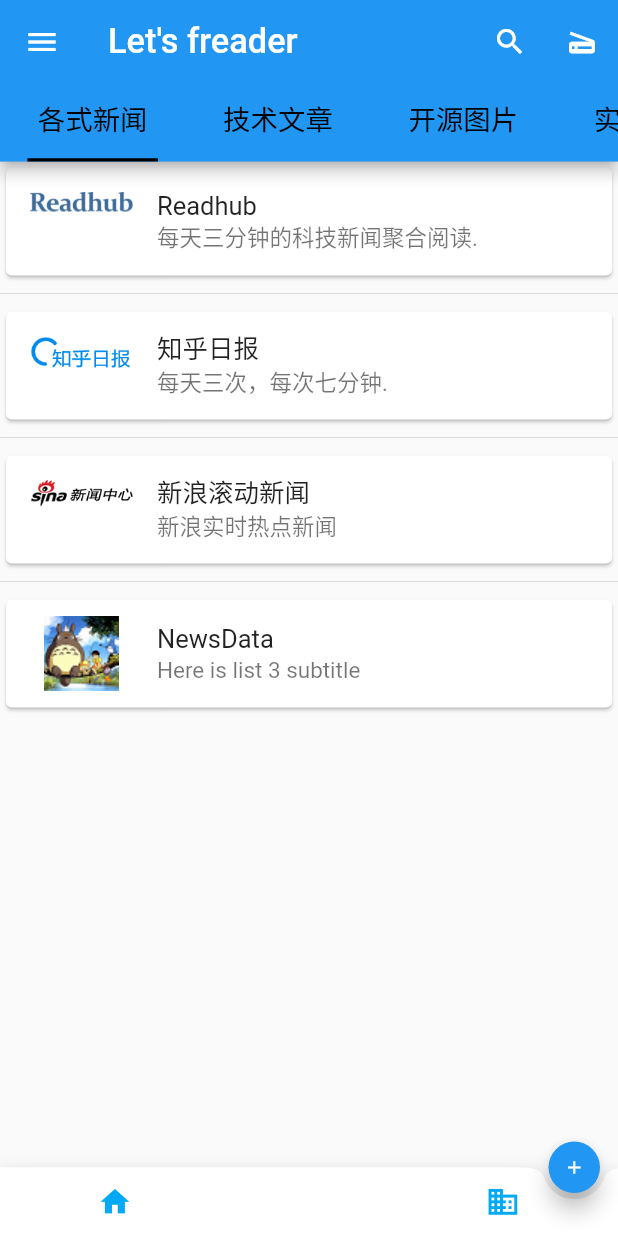
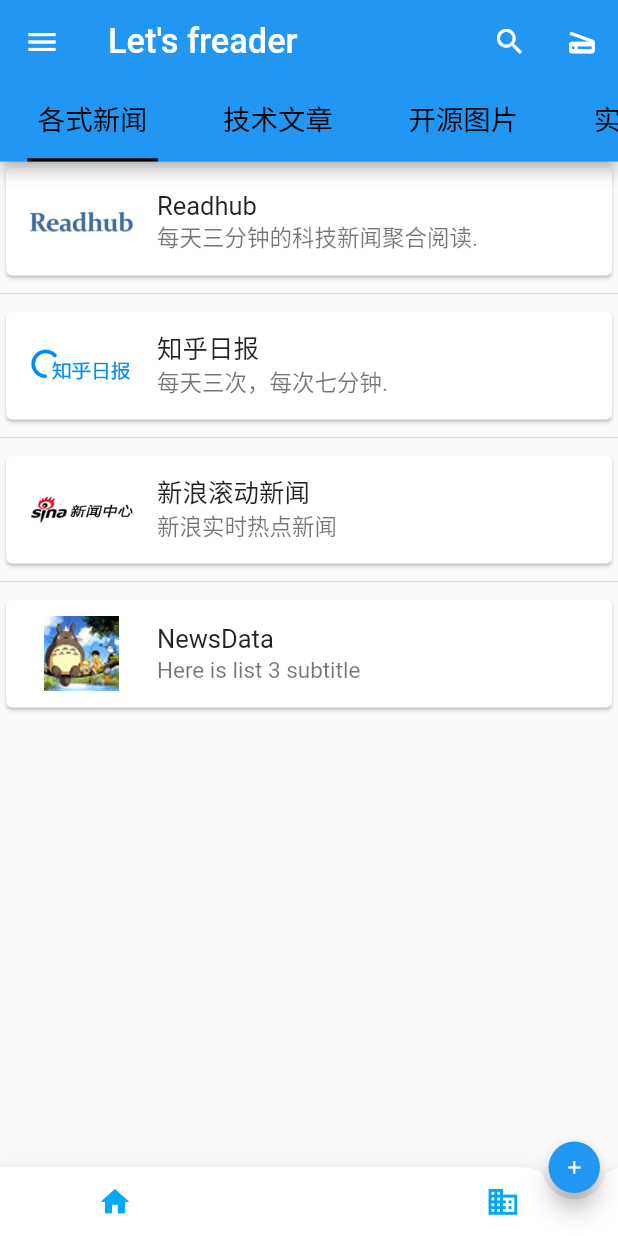
Before and after one commit to Sanotsu/freader, a Flutter app: the screen it shows after launch, on a phone screen of 412 x 824 dp. Run offline on Flutter 3.47's test engine with Material 2 defaults, Android fonts, the phone set to English and light mode, and no system bars; our stand-ins replace cached_network_image, connectivity_plus, date_format, device_info_plus, dio, file_picker and 10 more; missing offline and left inert: markdown_widget, syncfusion_flutter_pdfviewer; accounts and stored records are empty; Roboto replaces fonts that are missing (BarlowBold).

Commit message:
fix:修复md文章显示了附件层文件的问题。修复新闻模块网站图标未居中的问题。

```diff
--- a/lib/layout/news_page.dart
+++ b/lib/layout/news_page.dart
@@ -54,7 +54,9 @@
                 subtitle: Text(subtitles[index]),
                 leading: SizedBox(
                   width: 60.0.sp,
-                  child: Image.asset(siteLogos[index]),
+                  child: Center(
+                    child: Image.asset(siteLogos[index]),
+                  ),
                 ),
                 // trailing: Icon(icons[index]),
               ),
```
Also changed, not shown: lib/layout/markdown_page.dart (+8 -0 lines).
